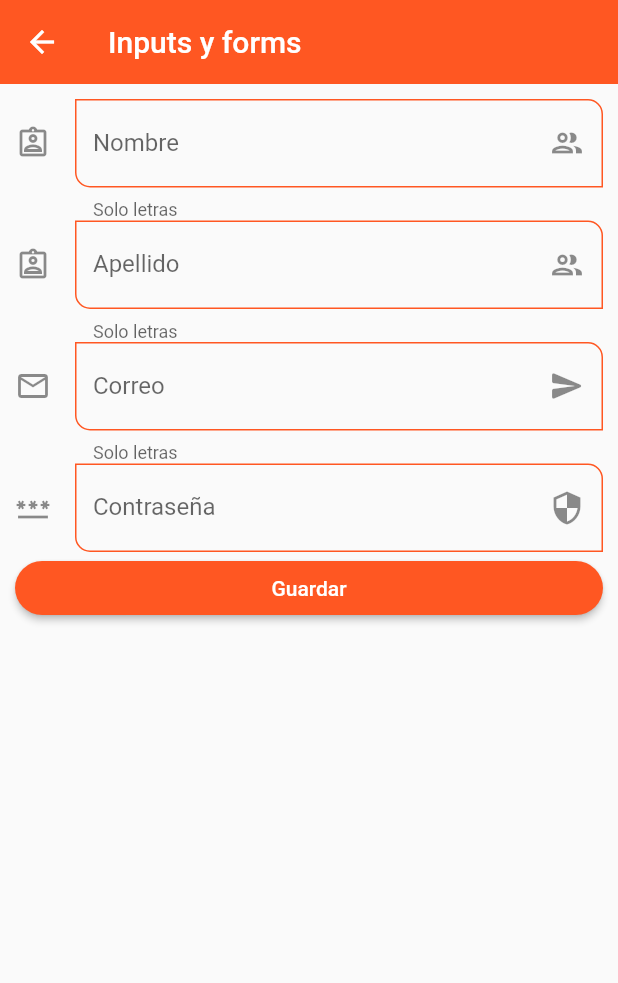
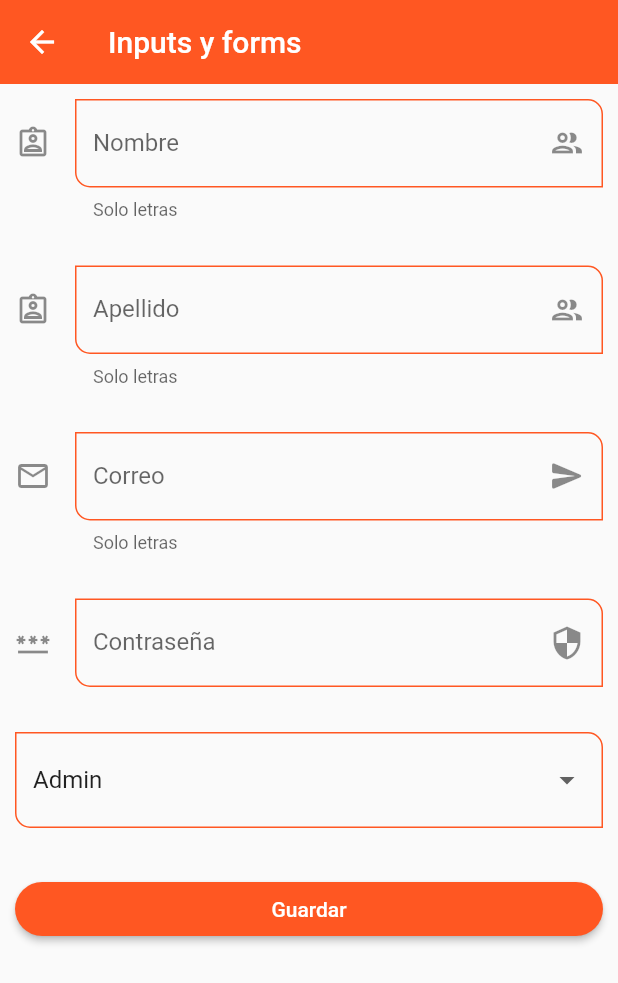
Before and after one commit to BrandoAngulo/Flutter, a Flutter app: the InputsScreen screen opened by its route, on a phone screen of 412 x 824 dp. Shown: the top 983 px of the screen. Run offline on Flutter 3.47's test engine with Material 2 defaults, Android fonts, the phone set to English and light mode, and no system bars; our stand-ins replace font_awesome_flutter.

```diff
--- a/project_app_1/lib/router/app_routes.dart
+++ b/project_app_1/lib/router/app_routes.dart
@@ -14,6 +14,7 @@ class AppRoutes {
     MenuOption(route: 'avatar-circle',icon: Icons.personal_injury_outlined,name: 'Avatar',screen: const AvatarScreen()),
     MenuOption(route: 'animated',icon: Icons.animation_outlined,name: 'Animaciones',screen: const AnimatedScreen()),
     MenuOption(route: 'inputs',icon: Icons.input_outlined,name: 'Text inputs',screen: const InputsScreen()),
+    MenuOption(route: 'slider',icon: Icons.slideshow_sharp,name: 'Slider and checks',screen: const SliderScreen()),
   ];
 
   static Map<String, Widget Function(BuildContext)> getAppRoutes() {
--- a/project_app_1/lib/screens/inputs_screen.dart
+++ b/project_app_1/lib/screens/inputs_screen.dart
@@ -16,6 +16,7 @@ class InputsScreen extends StatelessWidget {
       'password':'123456*/s',
       'role':'admin',
     };
+    List<String>selectedItems=[];
 
     return Scaffold(
       appBar: AppBar(
@@ -30,16 +31,31 @@ class InputsScreen extends StatelessWidget {
             children: [
               CustomInputsFields(hintText: 'Nombre', helperText: 'Solo letras', icon: Icons.assignment_ind_outlined, suffixIcon: Icons.group_outlined,
                label: 'Nombre', formProperty: 'nombre', formValues: formValues, ),
-
+              const SizedBox(height: 30,),
               CustomInputsFields(hintText: 'Apellido', helperText: 'Solo letras', icon: Icons.assignment_ind_outlined, suffixIcon: Icons.group_outlined
               ,label: 'Apellido', formProperty: 'apellido', formValues: formValues,),
-
+              const SizedBox(height: 30,),
               CustomInputsFields(hintText: 'Correo', helperText: 'Solo letras', icon: Icons.email_outlined, suffixIcon: Icons.send_rounded,label: 'Correo',
                keyboardType: TextInputType.emailAddress, formProperty: 'correo', formValues: formValues,),
-
+              const SizedBox(height: 30,),
               CustomInputsFields(hintText: 'Contraseña', icon: Icons.password, suffixIcon: Icons.security_outlined,label: 'Contraseña', obscureText: true,
                formProperty: 'password', formValues: formValues,),
+               const SizedBox(height: 30,),
 
+               DropdownButtonFormField(
+                value: 'Admin',
+                items: const [
+                  DropdownMenuItem(value: 'Admin', child: Text('Admin')),
+                  DropdownMenuItem(value: 'Vendedor', child: Text('Vendedor')),
+                  DropdownMenuItem(value: 'Contador', child: Text('Contador')),
+                  ],
+
+               onChanged: (value) {
+               print(value);
+               formValues['role'] = value ?? 'Admin';
+                },
+               ),
+               SizedBox(height: 30,),
               //boton para guardar datos del formulario
               ElevatedButton(child: const SizedBox(width: double.infinity,child: Center(child: Text('Guardar'),),),
 
@@ -48,9 +64,10 @@ class InputsScreen extends StatelessWidget {
                   FocusScope.of(context).requestFocus(FocusNode());
                   //si la key no llega a este formulario
                   if (!myFormKey.currentState!.validate()) {
-                    print(formValues);
+                    print('Formulario vacio');
                     return;
                   }
+                  print(formValues);
               },
               )
             ],
--- a/project_app_1/lib/screens/screens.dart
+++ b/project_app_1/lib/screens/screens.dart
@@ -6,3 +6,4 @@ export 'package:project_app_1/screens/home.dart';
 export 'package:project_app_1/screens/inputs_screen.dart';
 export 'package:project_app_1/screens/listview1_screen.dart';
 export 'package:project_app_1/screens/listview2_screen.dart';
+export 'package:project_app_1/screens/slider_screen.dart';
```
Also changed, not shown: project_app_1/lib/screens/slider_screen.dart (added, +62 -0 lines).
